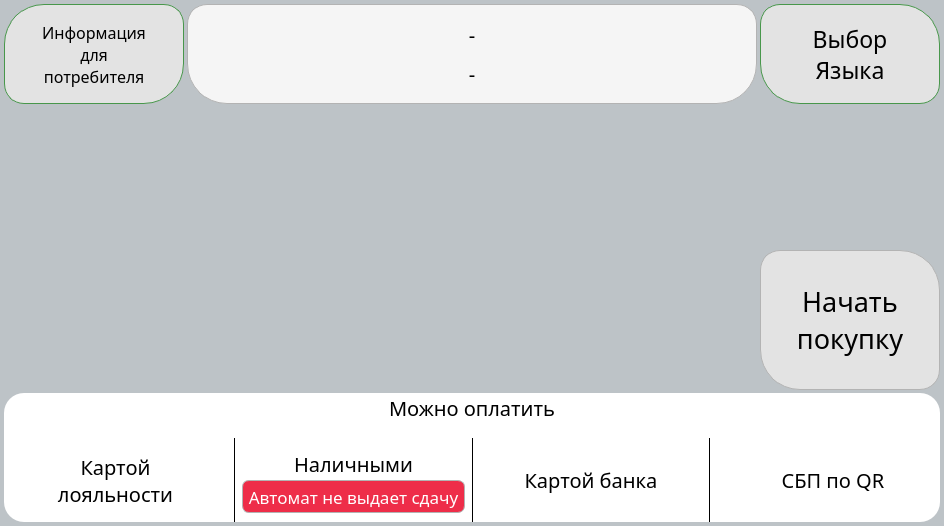
Before: the Qt Designer form services/gui/resources/ui_interface/waiting_window.ui in dmitriymikryukov/vodobox-pro, drawn with Qt 5.
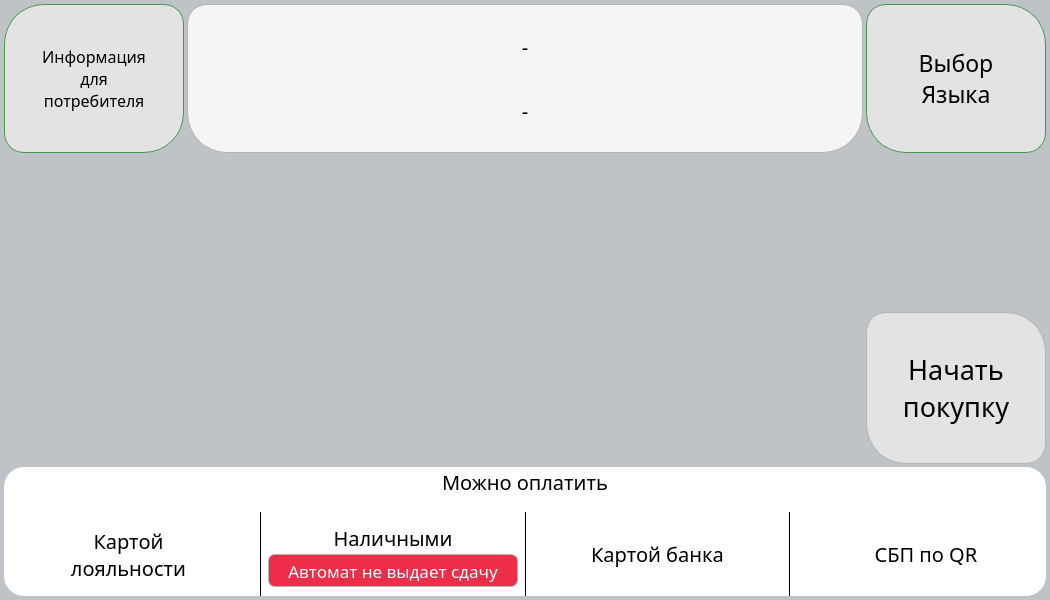
After: the same form once the commit is applied.

Commit message: update buy and waiting windows

```diff
--- a/services/gui/resources/ui_interface/waiting_window.ui
+++ b/services/gui/resources/ui_interface/waiting_window.ui
@@ -6,8 +6,8 @@
    <rect>
     <x>0</x>
     <y>0</y>
-    <width>944</width>
-    <height>526</height>
+    <width>1050</width>
+    <height>600</height>
    </rect>
   </property>
   <property name="maximumSize">
@@ -532,7 +532,7 @@
               <property name="minimumSize">
                <size>
                 <width>0</width>
-                <height>100</height>
+                <height>149</height>
                </size>
               </property>
               <property name="styleSheet">
@@ -1034,13 +1034,7 @@
                  <property name="minimumSize">
                   <size>
                    <width>0</width>
-                   <height>100</height>
-                  </size>
-                 </property>
-                 <property name="maximumSize">
-                  <size>
-                   <width>16777215</width>
-                   <height>140</height>
+                   <height>149</height>
                   </size>
                  </property>
                  <property name="styleSheet">
@@ -1700,7 +1694,7 @@
               <property name="minimumSize">
                <size>
                 <width>0</width>
-                <height>100</height>
+                <height>149</height>
                </size>
               </property>
               <property name="styleSheet">
```
The commit also changes 3 other files.
